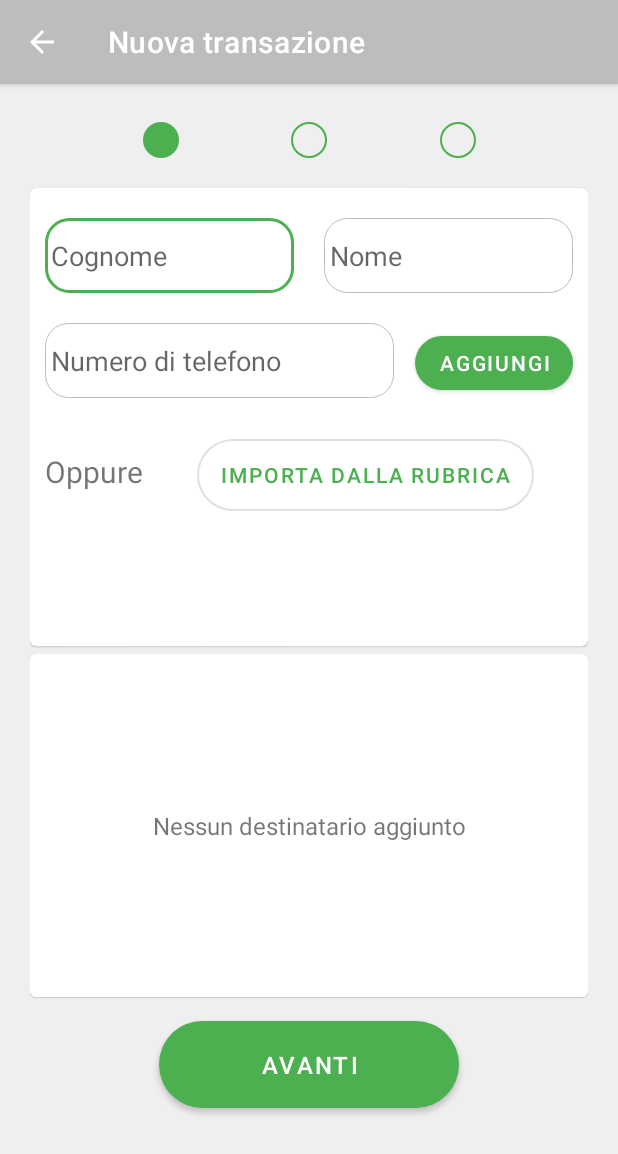
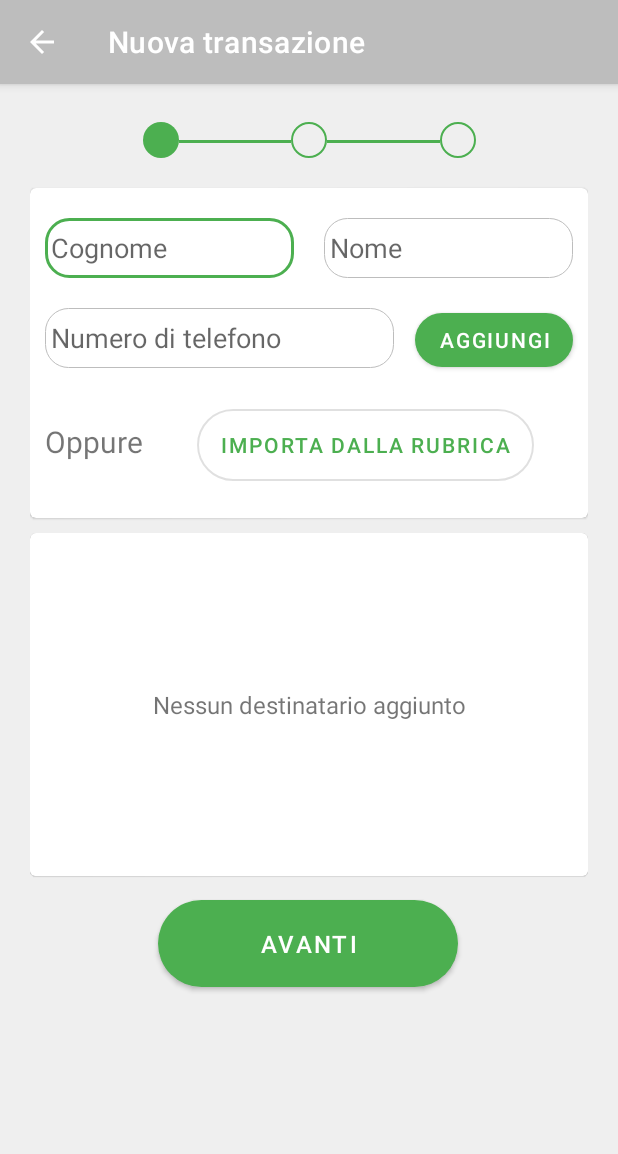
Before and after one commit to omarTornaghi/QuickBalance, an Android app: the screen it shows after launch (NuovaOpActivity), on a phone screen of 412 x 824 dp. Shown: the top 1154 px of the screen. Run offline under Robolectric (Android 15) with nearby library versions, the phone set to English and light mode, and no system bars; Roboto replaces fonts that are not available here.

Commit message:
Miglioramento grafica

```diff
--- a/app/src/main/java/com/example/quickbalance/NuovaOpActivity.kt
+++ b/app/src/main/java/com/example/quickbalance/NuovaOpActivity.kt
@@ -1,7 +1,6 @@
 package com.example.quickbalance
 
 import android.os.Bundle
-import android.util.Log
 import android.view.View
 import android.widget.Toast
 import androidx.appcompat.app.AppCompatActivity
--- a/app/src/main/res/layout/activity_creazione_stepuno.xml
+++ b/app/src/main/res/layout/activity_creazione_stepuno.xml
@@ -57,14 +57,14 @@
                 android:id="@+id/imageView2"
                 android:layout_width="24dp"
                 android:layout_height="24dp"
-                app:layout_constraintEnd_toStartOf="@+id/imageView4"
+                app:layout_constraintEnd_toStartOf="@+id/imageView3"
                 app:layout_constraintHorizontal_bias="0.5"
                 app:layout_constraintStart_toEndOf="@+id/imageView"
                 app:layout_constraintTop_toTopOf="@+id/imageView"
                 app:srcCompat="@drawable/circle_shape" />
 
             <ImageView
-                android:id="@+id/imageView4"
+                android:id="@+id/imageView3"
                 android:layout_width="24dp"
                 android:layout_height="24dp"
                 app:layout_constraintEnd_toEndOf="parent"
@@ -73,14 +73,35 @@
                 app:layout_constraintTop_toTopOf="@+id/imageView2"
                 app:srcCompat="@drawable/circle_shape" />
 
+            <View
+                android:id="@+id/Line1"
+                android:layout_width="0dp"
+                android:layout_height="2dp"
+                android:layout_marginTop="32dp"
+                android:background="@color/green"
+                app:layout_constraintEnd_toStartOf="@+id/imageView2"
+                app:layout_constraintHorizontal_bias="0.0"
+                app:layout_constraintStart_toEndOf="@+id/imageView"
+                app:layout_constraintTop_toTopOf="parent" />
+
+            <View
+                android:id="@+id/Line2"
+                android:layout_width="0dp"
+                android:layout_height="2dp"
+                android:layout_marginTop="32dp"
+                android:background="@color/green"
+                app:layout_constraintEnd_toStartOf="@+id/imageView3"
+                app:layout_constraintHorizontal_bias="0.0"
+                app:layout_constraintStart_toEndOf="@+id/imageView2"
+                app:layout_constraintTop_toTopOf="parent" />
+
             <com.google.android.material.card.MaterialCardView
                 android:id="@+id/materialCardView4"
                 android:layout_width="match_parent"
-                android:layout_height="0dp"
+                android:layout_height="220dp"
                 android:layout_marginTop="20dp"
                 app:layout_constraintEnd_toEndOf="parent"
                 app:layout_constraintStart_toStartOf="parent"
-                app:layout_constraintHeight_percent="0.4"
                 app:layout_constraintTop_toBottomOf="@+id/imageView">
 
                 <androidx.constraintlayout.widget.ConstraintLayout
@@ -90,7 +111,7 @@
                     <com.google.android.material.textfield.TextInputEditText
                         android:id="@+id/editTextCognome"
                         android:layout_width="0dp"
-                        android:layout_height="50dp"
+                        android:layout_height="40dp"
                         android:layout_marginStart="10dp"
                         android:layout_marginLeft="10dp"
                         android:layout_marginTop="20dp"
@@ -114,7 +135,7 @@
                     <EditText
                         android:id="@+id/editTextNome"
                         android:layout_width="0dp"
-                        android:layout_height="50dp"
+                        android:layout_height="40dp"
                         android:layout_marginStart="10dp"
                         android:layout_marginLeft="10dp"
                         android:layout_marginEnd="10dp"
@@ -133,7 +154,7 @@
                     <EditText
                         android:id="@+id/editTextNumero"
                         android:layout_width="0dp"
-                        android:layout_height="50dp"
+                        android:layout_height="40dp"
                         android:layout_marginStart="10dp"
                         android:layout_marginLeft="10dp"
                         android:layout_marginTop="20dp"
@@ -194,11 +215,13 @@
                 android:id="@+id/cardView"
                 android:layout_width="match_parent"
                 android:layout_height="0dp"
-                android:layout_marginTop="5dp"
+                android:layout_marginTop="10dp"
+                android:layout_marginBottom="10dp"
                 android:background="@color/gray_light"
                 app:cardElevation="0.5dp"
+                app:layout_constraintHeight_percent="0.30"
+                app:layout_constraintBottom_toTopOf="@+id/buttonContinua"
                 app:layout_constraintEnd_toEndOf="parent"
-                app:layout_constraintHeight_percent="0.3"
                 app:layout_constraintStart_toStartOf="parent"
                 app:layout_constraintTop_toBottomOf="@+id/materialCardView4">
 
@@ -208,8 +231,9 @@
 
                     <androidx.recyclerview.widget.RecyclerView
                         android:id="@+id/recyclerView"
-                        android:layout_width="match_parent"
-                        android:layout_height="match_parent"
+                        android:layout_width="fill_parent"
+                        android:layout_height="fill_parent"
+                        android:layout_marginTop="5dp"
                         android:background="@color/white"
                         app:layout_constraintStart_toStartOf="parent"
                         app:layout_constraintTop_toTopOf="parent" />
@@ -238,7 +262,7 @@
                 app:backgroundTint="@color/green"
                 app:cornerRadius="50dp"
                 app:layout_constraintEnd_toEndOf="parent"
-                app:layout_constraintHorizontal_bias="0.5"
+                app:layout_constraintHorizontal_bias="0.497"
                 app:layout_constraintStart_toStartOf="parent"
                 app:layout_constraintTop_toBottomOf="@+id/cardView" />
 
```
